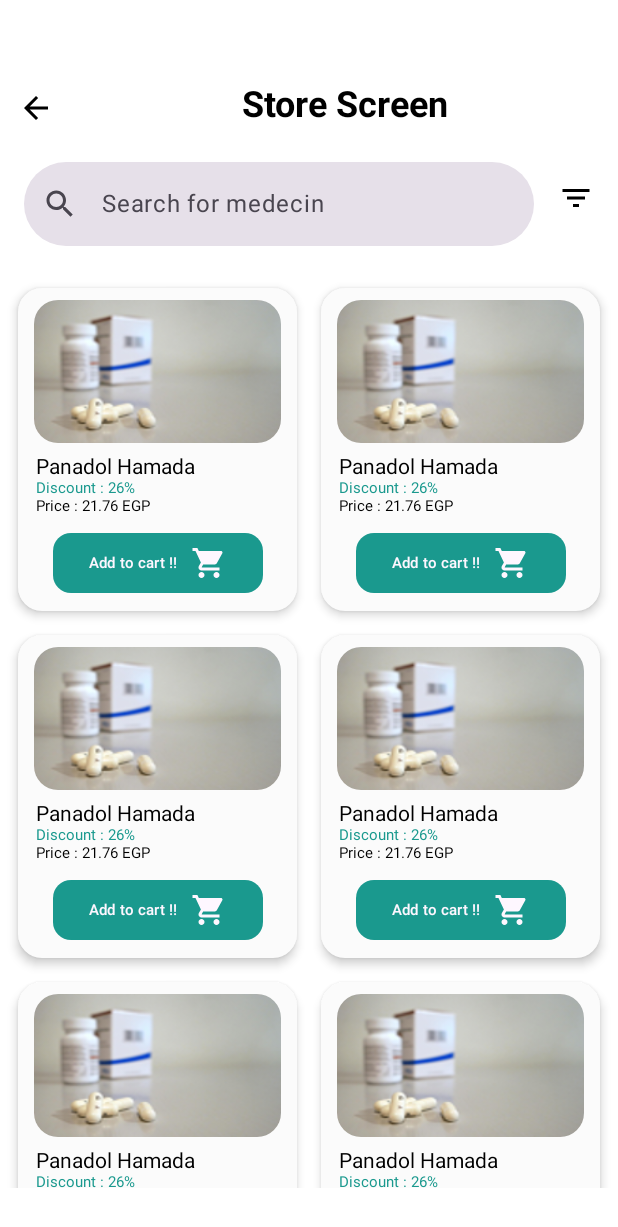
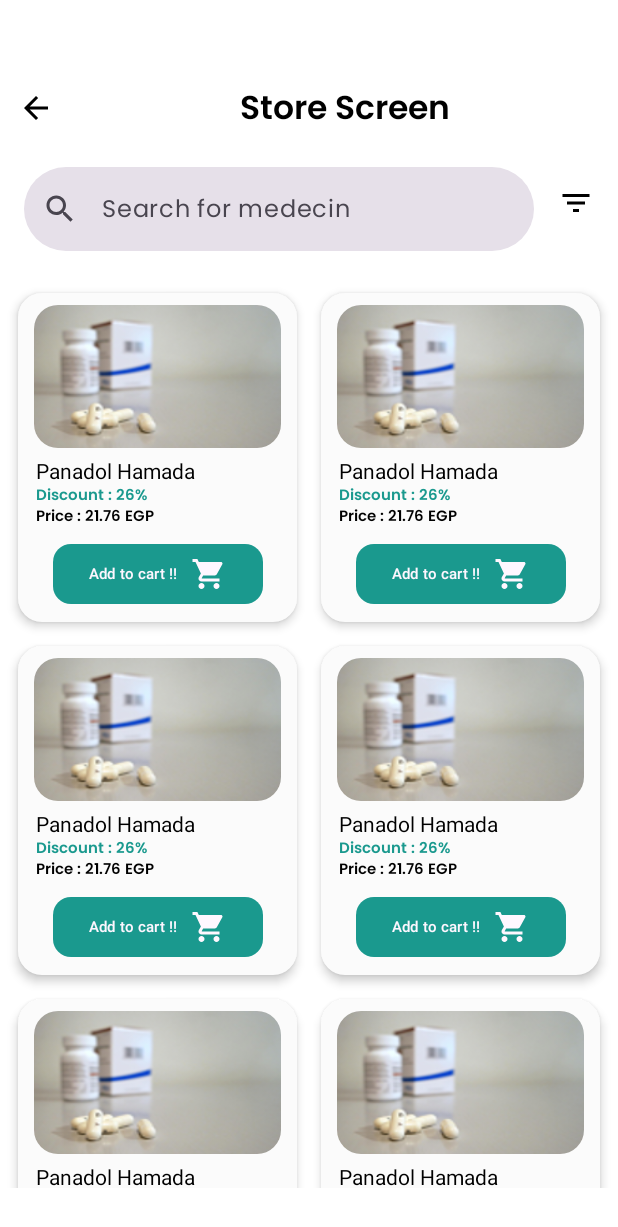
Before and after one commit to Alikotb/AtOnce, an Android app built with Jetpack Compose: the @Preview function StoreScreen, on a phone screen of 412 x 824 dp. Shown: the top 1227 px of the screen. Run offline under Robolectric (Android 15) with nearby library versions, the phone set to English and light mode, and no system bars.

Commit message:
handel small issue in store screen

```diff
--- a/app/src/main/java/com/example/atonce/presentation/MainActivity.kt
+++ b/app/src/main/java/com/example/atonce/presentation/MainActivity.kt
@@ -5,8 +5,6 @@
 import androidx.activity.compose.setContent
 import com.example.atonce.presentation.cart.CartScreen
 import com.example.atonce.presentation.home.HomeScreen
-import com.example.atonce.presentation.home.HomeScreen
-import com.example.atonce.presentation.login.LoginScreen
 import com.example.atonce.presentation.signup.SignUpScreen
 import com.example.atonce.presentation.store.StoreScreen
 import com.example.atonce.presentation.theme.AtOnceTheme
@@ -18,9 +16,9 @@
         super.onCreate(savedInstanceState)
         setContent {
             AtOnceTheme {
-                //StoreScreen()
+                StoreScreen()
                 //SignUpScreen()
-                 HomeScreen()
+//                 HomeScreen()
                 //CartScreen()
             }
         }
--- a/app/src/main/java/com/example/atonce/presentation/comon/FontSizes.kt
+++ b/app/src/main/java/com/example/atonce/presentation/comon/FontSizes.kt
@@ -6,7 +6,7 @@
     const val FORGOTPASS =16
     const val LOGINBTN=18
     const val REGISTERHERE = 14
-    const val TITLE=24
+    const val TITLE=22
     const val MEDICINE_CARD_MAIN_FONT=14
     const val MEDICINE_CARD_MAIN_PRICE=10
     const val ORDER_DATE_AND_TIME = 12
--- a/app/src/main/java/com/example/atonce/presentation/component/MedicineCard.kt
+++ b/app/src/main/java/com/example/atonce/presentation/component/MedicineCard.kt
@@ -24,12 +24,16 @@
 import androidx.compose.ui.layout.ContentScale
 import androidx.compose.ui.platform.LocalConfiguration
 import androidx.compose.ui.res.painterResource
+import androidx.compose.ui.text.font.Font
+import androidx.compose.ui.text.font.FontFamily
 import androidx.compose.ui.tooling.preview.Preview
 import androidx.compose.ui.unit.dp
 import androidx.compose.ui.unit.sp
 import com.example.atonce.R
 import com.example.atonce.presentation.comon.FontSizes.MEDICINE_CARD_MAIN_FONT
 import com.example.atonce.presentation.comon.FontSizes.MEDICINE_CARD_MAIN_PRICE
+import com.example.atonce.presentation.theme.MediumFont
+import com.example.atonce.presentation.theme.SemiBoldFont
 
 
 @Preview(showBackground = true)
@@ -82,7 +86,8 @@
                     text = "Discount : 26%",
                     fontSize = MEDICINE_CARD_MAIN_PRICE.sp,
                     modifier = Modifier.padding(start = 12.dp),
-                    color = Color(0xFF1A998E)
+                    color = Color(0xFF1A998E),
+                    fontFamily = SemiBoldFont
                 )
                 Spacer(Modifier.weight(1f))
             }
@@ -90,7 +95,8 @@
                 Text(
                     text = "Price : 21.76 EGP",
                     fontSize = MEDICINE_CARD_MAIN_PRICE.sp,
-                    modifier = Modifier.padding(start = 12.dp)
+                    modifier = Modifier.padding(start = 12.dp),
+                    fontFamily = SemiBoldFont
                 )
                 Spacer(Modifier.weight(1f))
             }
--- a/app/src/main/java/com/example/atonce/presentation/component/SearchBar.kt
+++ b/app/src/main/java/com/example/atonce/presentation/component/SearchBar.kt
@@ -15,6 +15,7 @@
 import androidx.compose.runtime.setValue
 import androidx.compose.ui.Modifier
 import androidx.compose.ui.graphics.Color
+import com.example.atonce.presentation.theme.RegularFont
 
 @Composable
 fun MySearchBar(modifier: Modifier, onValueChange : (String)-> Unit={}){
@@ -28,7 +29,7 @@
             searchText=it
         },
         shape = MaterialTheme.shapes.extraLarge,
-        placeholder = {Text("Search for medecin")},
+        placeholder = {Text("Search for medecin", fontFamily = RegularFont)},
         leadingIcon ={ Icon(
             imageVector = Icons.Filled.Search,
             contentDescription = ""
--- a/app/src/main/java/com/example/atonce/presentation/store/StoreScreen.kt
+++ b/app/src/main/java/com/example/atonce/presentation/store/StoreScreen.kt
@@ -34,6 +34,7 @@
 import com.example.atonce.presentation.component.MedicineCard
 import com.example.atonce.presentation.component.MySearchBar
 import com.example.atonce.presentation.component.TapBarBtn
+import com.example.atonce.presentation.theme.SemiBoldFont
 
 
 @Preview(showBackground = true)
@@ -55,7 +56,8 @@
                 text = "Store Screen",
                 fontSize = TITLE.sp,
                 fontWeight = FontWeight.Bold,
-                modifier = Modifier.padding( top = 8.dp, bottom = 24.dp)
+                modifier = Modifier.padding( top = 8.dp, bottom = 24.dp),
+                fontFamily = SemiBoldFont
             )
             Spacer(Modifier.weight(1f))
         }
```
